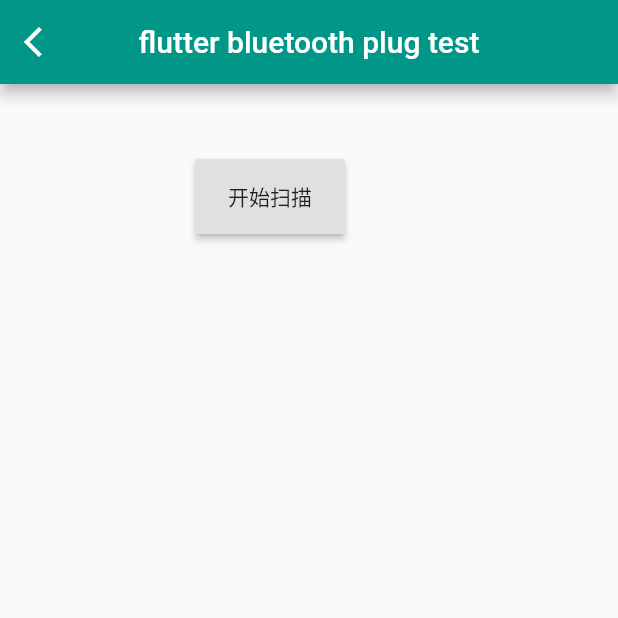
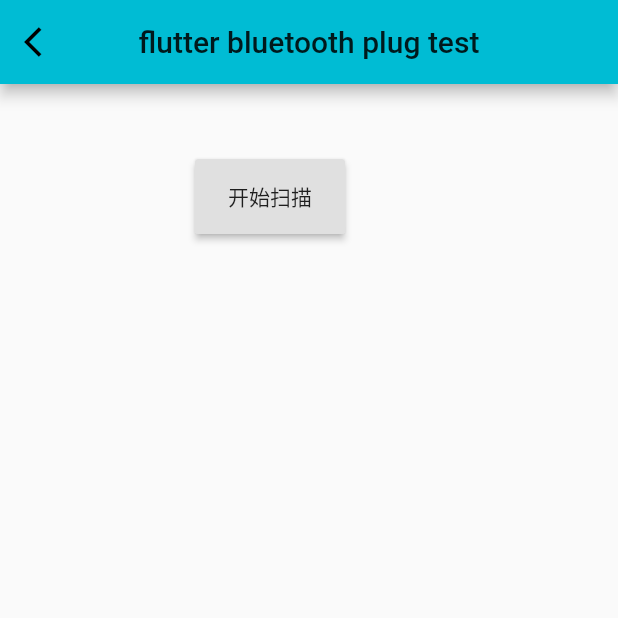
Before and after one commit to babycarb/flutter_app_plug_test, a Flutter app: the screen it shows after launch, after a tap on "bluetoothPlug", on a phone screen of 412 x 824 dp, the top half of it. Run offline on Flutter 3.47's test engine with Material 2 defaults, Android fonts, the phone set to English and light mode, and no system bars; our stand-ins replace flutter_blue, google_maps_flutter.

Commit message:
Google map commit

```diff
--- /dev/null
+++ b/lib/google_map_page.dart
@@ -0,0 +1,34 @@
+import 'package:flutter/cupertino.dart';
+import 'package:flutter/material.dart';
+import 'package:google_maps_flutter/google_maps_flutter.dart';
+
+class GoogleMapPage extends StatefulWidget {
+  @override
+  _GoogleMapPageState createState() => _GoogleMapPageState();
+}
+
+class _GoogleMapPageState extends State<GoogleMapPage> {
+  GoogleMapController mapController;
+
+  final LatLng _center = const LatLng(45.521563, -122.677433);
+
+  void _onMapCreated(GoogleMapController controller) {
+    mapController = controller;
+  }
+
+  @override
+  Widget build(BuildContext context) {
+    // TODO: implement build
+    return MaterialApp(
+      home: Scaffold(
+        appBar: AppBar(
+          title: Text("Test Of Map App"),
+          backgroundColor: Colors.cyan,
+        ),
+        body: GoogleMap(
+            onMapCreated: _onMapCreated,
+            initialCameraPosition: CameraPosition(target: _center, zoom: 11.0)),
+      ),
+    );
+  }
+}
--- a/lib/home_page.dart
+++ b/lib/home_page.dart
@@ -28,6 +28,12 @@ class _MyHomePageState extends State<MyHomePage> {
                     Navigator.pushNamed(context, "blueToothTest");
                   },
                 ),
+                RaisedButton(
+                  child: Text("googleMapPlug"),
+                  onPressed: () {
+                    Navigator.pushNamed(context, "googleMapTest");
+                  },
+                ),
               ],
             )
           ],
--- a/lib/main.dart
+++ b/lib/main.dart
@@ -1,4 +1,5 @@
 import 'package:flutter/material.dart';
+import 'package:flutter_app_plug_test/google_map_page.dart';
 
 import 'bluetooth_page.dart';
 import 'home_page.dart';
@@ -19,11 +20,12 @@ class _MyAppState extends State<MyApp> {
       title: 'Flutter Demo',
       debugShowCheckedModeBanner: false,
       theme: ThemeData(
-        primarySwatch: Colors.teal,
+        primarySwatch: Colors.cyan,
         visualDensity: VisualDensity.adaptivePlatformDensity,
       ),
       routes: {
         "blueToothTest": (context) => BlueToothPage(),
+        "googleMapTest":(context) =>GoogleMapPage(),
         "/": (context) => MyHomePage(title: 'Flutter Demo Home Page'), //注册首页路由
       },
     );
--- a/pubspec.yaml
+++ b/pubspec.yaml
@@ -24,6 +24,7 @@ dependencies:
   flutter:
     sdk: flutter
   flutter_blue: ^0.7.2
+  google_maps_flutter: ^0.5.30
 
 
   # The following adds the Cupertino Icons font to your application.
```
Also changed, not shown: pubspec.lock, 1 other file.
